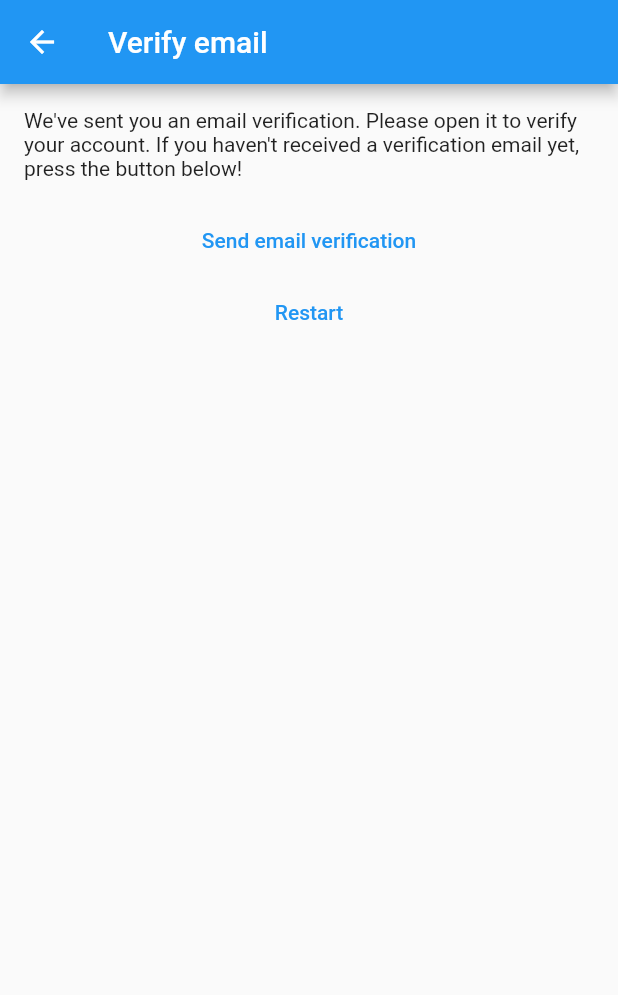
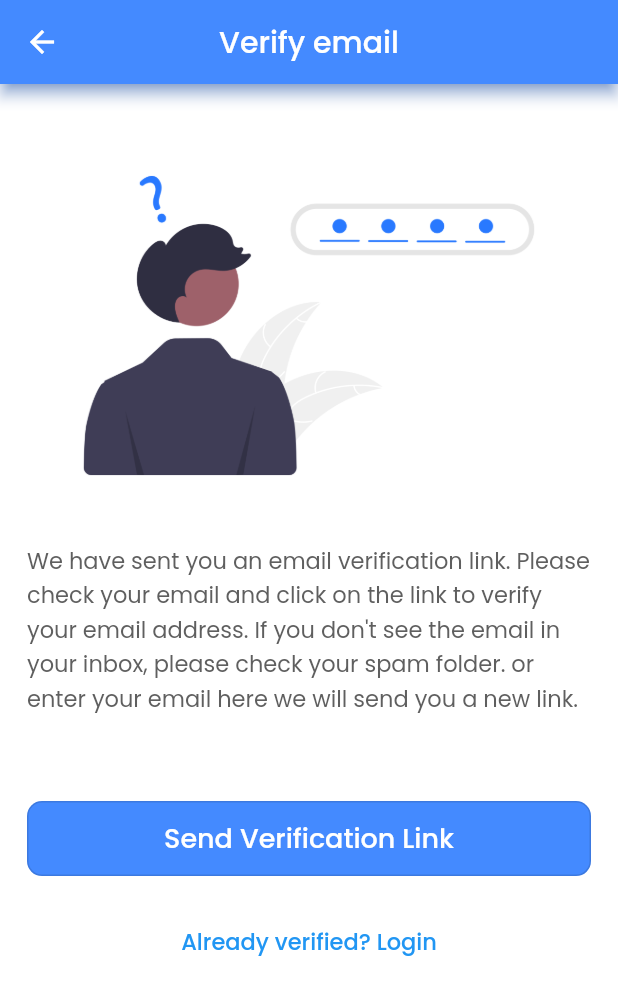
Before and after one commit to nitin-787/uni-notes, a Flutter app: the VerifyEmailView screen opened directly, on a phone screen of 412 x 824 dp. Shown: the top 995 px of the screen. Run offline on Flutter 3.47's test engine with Material 2 defaults, Android fonts, the phone set to English and light mode, and no system bars; our stand-ins replace bloc, cloud_firestore, equatable, file_picker, firebase_auth, firebase_core and 6 more; accounts and stored records are empty; generated files the repository leaves out were written again.

Commit message:
New verify_email_view UI

```diff
--- a/lib/views/verify_email_view.dart
+++ b/lib/views/verify_email_view.dart
@@ -1,5 +1,6 @@
 import 'package:flutter/material.dart';
 import 'package:flutter_bloc/flutter_bloc.dart';
+import 'package:google_fonts/google_fonts.dart';
 import 'package:mynotes/extentions/buildcontext/loc.dart';
 import 'package:mynotes/services/auth/bloc/auth_bloc.dart';
 import 'package:mynotes/services/auth/bloc/auth_event.dart';
@@ -15,45 +16,105 @@ class _VerifyEmailViewState extends State<VerifyEmailView> {
   @override
   Widget build(BuildContext context) {
     return Scaffold(
+      backgroundColor: Colors.white,
       appBar: AppBar(
+        centerTitle: true,
+        shadowColor: Colors.blueAccent,
+        backgroundColor: Colors.blueAccent,
         title: Text(
           context.loc.verify_email,
+          style: GoogleFonts.poppins(
+            color: Colors.white,
+            fontWeight: FontWeight.w500,
+          ),
         ),
       ),
       body: SingleChildScrollView(
-        child: Center(
+        child: Padding(
+          padding: const EdgeInsets.all(16.0),
+          child: SingleChildScrollView(
+            child: Container(
+              padding: const EdgeInsets.only(left: 2.0, top: 20, right: 2.0),
               child: Column(
+                crossAxisAlignment: CrossAxisAlignment.start,
                 children: [
-              Padding(
-                padding: const EdgeInsets.all(16.0),
-                child: Text(
-                  context.loc.verify_email_view_prompt,
+                  const Image(
+                    image: AssetImage('assets/images/forgot_password.png'),
+                  ),
+                  const SizedBox(
+                    height: 20.0,
+                  ),
+                  Text(
+                    "We have sent you an email verification link. Please check your email and click on the link to verify your email address. If you don't see the email in your inbox, please check your spam folder. or enter your email here we will send you a new link.",
+                    style: GoogleFonts.poppins(
+                      fontWeight: FontWeight.w400,
+                      fontSize: 15,
+                      color: const Color.fromARGB(255, 95, 95, 95),
                     ),
                   ),
-              TextButton(
+                  const SizedBox(
+                    height: 57.0,
+                  ),
+                  SizedBox(
+                    width: 500,
+                    height: 50,
+                    child: OutlinedButton(
+                      style: OutlinedButton.styleFrom(
+                        backgroundColor: Colors.blueAccent,
+                        shape: RoundedRectangleBorder(
+                          borderRadius: BorderRadius.circular(10),
+                        ),
+                      ),
                       onPressed: () {
                         context.read<AuthBloc>().add(
                               const AuthEventSendEmailVerification(),
                             );
                       },
-                child: Text(
-                  context.loc.verify_email_send_email_verification,
+                      child: SizedBox(
+                        child: Column(
+                          mainAxisAlignment: MainAxisAlignment.center,
+                          children: [
+                            const SizedBox(
+                              width: 20,
+                            ),
+                            Text(
+                              "Send Verification Link",
+                              style: GoogleFonts.poppins(
+                                color: Colors.white,
+                                fontWeight: FontWeight.w500,
+                                fontSize: 18,
                               ),
                             ),
-              TextButton(
+                          ],
+                        ),
+                      ),
+                    ),
+                  ),
+                  const SizedBox(
+                    height: 20,
+                  ),
+                  Center(
+                    child: TextButton(
                       onPressed: () {
                         context.read<AuthBloc>().add(
                               const AuthEventLogOut(),
                             );
                       },
                       child: Text(
-                  context.loc.restart,
+                        style: GoogleFonts.poppins(
+                          fontSize: 15,
+                          fontWeight: FontWeight.w500,
+                        ),
+                        "Already verified? Login",
+                      ),
                     ),
                   ),
                 ],
               ),
             ),
           ),
+        ),
+      ),
     );
   }
 }
```
Lines whose indentation alone changed are shown as unchanged.
